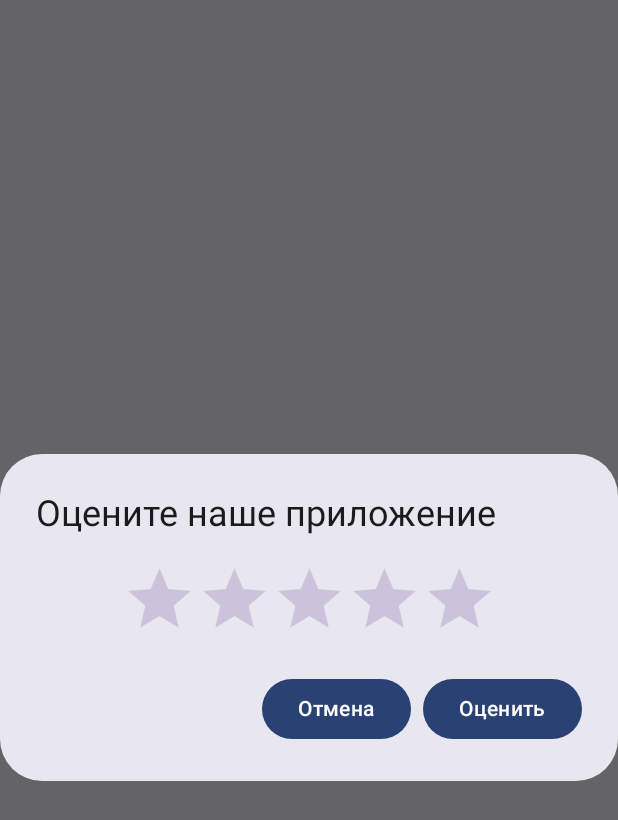
After one commit to CEOmeleshenko/news-app, an Android app built with Jetpack Compose: the composable FeedbackDialog shown on its own in the app's theme, on a phone screen of 412 x 824 dp. The commit adds this screen. Shown: the top 820 px of the screen. Run offline under Robolectric (Android 15) with nearby library versions, the phone set to English and light mode, and no system bars; 1 statement that could not run was skipped.

Commit message:
Добавлена форма оценки приложения

```diff
--- /dev/null
+++ b/app/src/main/java/com/ceomeleshenko/newsapp/presentation/components/FeedbackDialog.kt
@@ -0,0 +1,41 @@
+package com.ceomeleshenko.newsapp.presentation.components
+
+import androidx.compose.material3.AlertDialog
+import androidx.compose.material3.Button
+import androidx.compose.material3.Text
+import androidx.compose.runtime.Composable
+import androidx.compose.runtime.getValue
+import androidx.compose.runtime.mutableIntStateOf
+import androidx.compose.runtime.remember
+import androidx.compose.runtime.setValue
+
+@Composable
+fun FeedbackDialog(
+    onDismiss: () -> Unit,
+    onRate: (Int) -> Unit
+) {
+    var rating by remember { mutableIntStateOf(0) }
+
+    AlertDialog(
+        onDismissRequest = onDismiss,
+        title = { Text("Оцените наше приложение") },
+        text = {
+            RatingBar(rating = rating) {
+                rating = it
+            }
+        },
+        confirmButton = {
+            Button(onClick = {
+                onRate(rating)
+                onDismiss()
+            }) {
+                Text("Оценить")
+            }
+        },
+        dismissButton = {
+            Button(onClick = onDismiss) {
+                Text("Отмена")
+            }
+        }
+    )
+}
--- /dev/null
+++ b/app/src/main/java/com/ceomeleshenko/newsapp/presentation/components/RatingBar.kt
@@ -0,0 +1,51 @@
+package com.ceomeleshenko.newsapp.presentation.components
+
+import androidx.compose.foundation.layout.Arrangement
+import androidx.compose.foundation.layout.Row
+import androidx.compose.foundation.layout.fillMaxWidth
+import androidx.compose.foundation.layout.height
+import androidx.compose.foundation.layout.width
+import androidx.compose.foundation.selection.selectable
+import androidx.compose.foundation.selection.selectableGroup
+import androidx.compose.material.icons.Icons
+import androidx.compose.material.icons.filled.Star
+import androidx.compose.material3.Icon
+import androidx.compose.runtime.Composable
+import androidx.compose.ui.Alignment
+import androidx.compose.ui.Modifier
+import androidx.compose.ui.unit.dp
+import com.ceomeleshenko.newsapp.other.theme.Purple40
+import com.ceomeleshenko.newsapp.other.theme.PurpleGrey80
+
+@Composable
+fun RatingBar(
+    rating: Int,
+    onRatingChanged: (Int) -> Unit
+) {
+    Row(
+        modifier = Modifier
+            .selectableGroup()
+            .fillMaxWidth(),
+        verticalAlignment = Alignment.CenterVertically,
+        horizontalArrangement = Arrangement.Center
+    ) {
+        for (rate in 1..5) {
+            val isSelected = rate <= rating
+            val icon = if (isSelected) Icons.Filled.Star else Icons.Default.Star
+            val iconTintColor = if (isSelected) Purple40 else PurpleGrey80
+            Icon(
+                imageVector = icon,
+                contentDescription = null,
+                tint = iconTintColor,
+                modifier = Modifier
+                    .selectable(
+                        selected = isSelected,
+                        onClick = {
+                            onRatingChanged(rate)
+                        }
+                    )
+                    .width(50.dp).height(50.dp)
+            )
+        }
+    }
+}
```
Also changed, not shown: app/src/main/java/com/ceomeleshenko/newsapp/presentation/screens/MainScreen.kt (+24 -0 lines), app/src/main/java/com/ceomeleshenko/newsapp/presentation/view_models/NewsViewModel.kt (+20 -1 lines).
